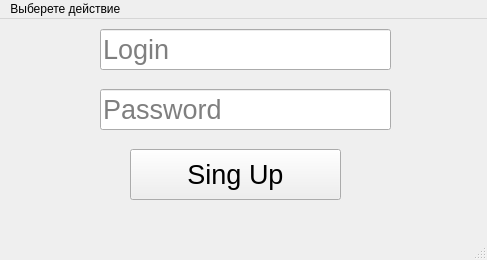
This is NewAccount.ui in Chernyackoff/project_PyQT as Qt 5 draws it before an edit. The edited form follows.
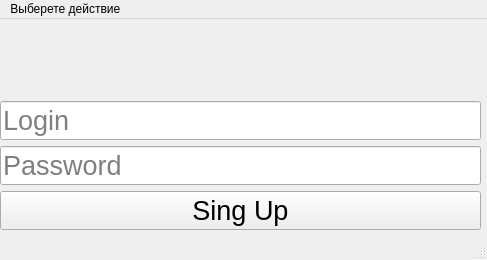
This is the edited form.

What changed in the file:
```diff
--- a/NewAccount.ui
+++ b/NewAccount.ui
@@ -14,15 +14,25 @@
    <string>New Account</string>
   </property>
   <widget class="QWidget" name="centralwidget">
+   <widget class="QWidget" name="verticalLayoutWidget">
+    <property name="geometry">
+     <rect>
+      <x>0</x>
+      <y>0</y>
+      <width>481</width>
+      <height>211</height>
+     </rect>
+    </property>
+    <layout class="QVBoxLayout" name="verticalLayout">
+     <item>
+      <widget class="QLabel" name="ErrorText">
+       <property name="text">
+        <string/>
+       </property>
+      </widget>
+     </item>
+     <item>
    <widget class="QLineEdit" name="LoginFld">
-    <property name="geometry">
-     <rect>
-      <x>100</x>
-      <y>10</y>
-      <width>291</width>
-      <height>41</height>
-     </rect>
-    </property>
     <property name="font">
      <font>
       <pointsize>20</pointsize>
@@ -32,15 +42,9 @@
      <string>Login</string>
     </property>
    </widget>
+     </item>
+     <item>
    <widget class="QLineEdit" name="passwFld">
-    <property name="geometry">
-     <rect>
-      <x>100</x>
-      <y>70</y>
-      <width>291</width>
-      <height>41</height>
-     </rect>
-    </property>
     <property name="font">
      <font>
       <pointsize>20</pointsize>
@@ -50,15 +54,9 @@
      <string>Password</string>
     </property>
    </widget>
+     </item>
+     <item>
    <widget class="QPushButton" name="SignUpBtn">
-    <property name="geometry">
-     <rect>
-      <x>130</x>
-      <y>130</y>
-      <width>211</width>
-      <height>51</height>
-     </rect>
-    </property>
     <property name="font">
      <font>
       <pointsize>20</pointsize>
@@ -67,6 +65,9 @@
     <property name="text">
      <string>Sing Up</string>
     </property>
+      </widget>
+     </item>
+    </layout>
    </widget>
   </widget>
   <widget class="QMenuBar" name="menubar">
```
Lines whose indentation alone changed are shown as unchanged.
